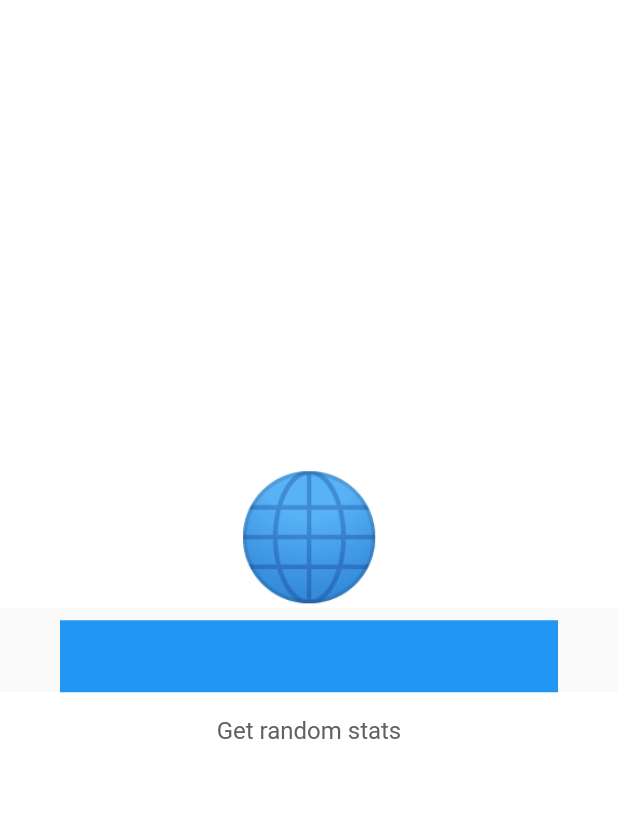
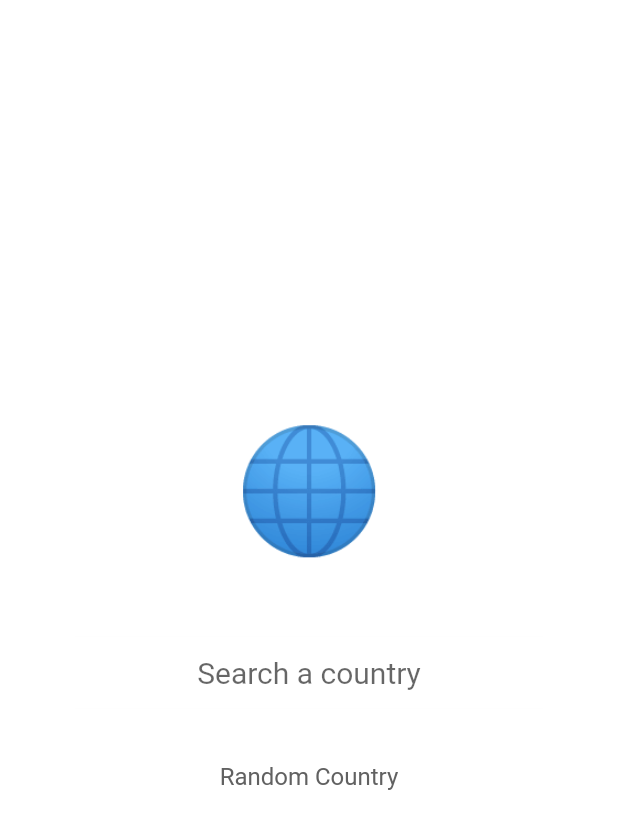
Before and after one commit to PascalGehring/conum, a Flutter app: the screen it shows after launch, on a phone screen of 412 x 824 dp. Shown: the top 829 px of the screen. Run offline on Flutter 3.47's test engine with Material 2 defaults, Android fonts, the light colour scheme and no system bars; drawn by our look-alikes of flutter_typeahead; our stand-ins replace bloc, dartz, data_connection_checker, equatable, flutter_bloc, flutter_spinkit and 2 more.

Commit message:
implemented UI unstable

```diff
--- a/lib/features/country_stats/presentation/bloc/country_stats_bloc.dart
+++ b/lib/features/country_stats/presentation/bloc/country_stats_bloc.dart
@@ -54,6 +54,8 @@ class CountryStatsBloc extends Bloc<CountryStatsEvent, CountryStatsState> {
       yield Loading();
       final failureOrStats = await getRandomCountryStats(NoParams());
       yield* _eitherLoadedOrErrorState(failureOrStats);
+    } else if (event is ResetStateToEmpty) {
+      yield Empty();
     }
   }
 
--- a/lib/features/country_stats/presentation/bloc/country_stats_event.dart
+++ b/lib/features/country_stats/presentation/bloc/country_stats_event.dart
@@ -17,3 +17,5 @@ class GetStatsForConcreteCountry extends CountryStatsEvent {
 }
 
 class GetStatsForRandomCountry extends CountryStatsEvent {}
+
+class ResetStateToEmpty extends CountryStatsEvent {}
--- /dev/null
+++ b/lib/features/country_stats/presentation/pages/home.dart
@@ -0,0 +1,34 @@
+import 'package:conum/features/country_stats/presentation/bloc/country_stats_bloc.dart';
+import 'package:conum/features/country_stats/presentation/pages/country_page.dart';
+import 'package:conum/features/country_stats/presentation/pages/loading.dart';
+import 'package:conum/features/country_stats/presentation/pages/search_page.dart';
+import 'package:flutter/material.dart';
+import 'package:flutter_bloc/flutter_bloc.dart';
+
+import '../../../../injection_container.dart';
+
+class Home extends StatelessWidget {
+  @override
+  BlocProvider<CountryStatsBloc> build(BuildContext context) {
+    return BlocProvider(
+      create: (BuildContext context) => sl<CountryStatsBloc>(),
+      child: BlocBuilder<CountryStatsBloc, CountryStatsState>(
+        // ignore: missing_return
+        builder: (BuildContext context, state) {
+          if (state is Empty) {
+            return SearchPage();
+          } else if (state is Loading) {
+            return LoadingIndicator();
+          } else if (state is Loaded) {
+            return CountryPage(
+              countryStats: state.countryStats,
+              key: key,
+            );
+          } else if (state is Error) {
+            return SearchPage();
+          }
+        },
+      ),
+    );
+  }
+}
--- a/lib/features/country_stats/presentation/pages/search_page.dart
+++ b/lib/features/country_stats/presentation/pages/search_page.dart
@@ -1,3 +1,4 @@
+import 'package:conum/core/constants/countries.dart';
 import 'package:conum/features/country_stats/presentation/bloc/country_stats_bloc.dart';
 import 'package:conum/features/country_stats/presentation/widgets/emoji.dart';
 import 'package:conum/features/country_stats/presentation/widgets/search_bar.dart';
@@ -6,32 +7,66 @@ import 'package:flutter_bloc/flutter_bloc.dart';
 
 import '../../../../injection_container.dart';
 
-class SearchPage extends StatelessWidget {
+class SearchPage extends StatefulWidget {
+  @override
+  _SearchPageState createState() => _SearchPageState();
+}
+
+class _SearchPageState extends State<SearchPage> {
   @override
   Widget build(BuildContext context) {
+    final countryStatsBloc = BlocProvider.of<CountryStatsBloc>(context);
     return Scaffold(
         backgroundColor: Colors.white,
         body: BlocProvider(
           create: (BuildContext context) => sl<CountryStatsBloc>(),
+          child: BlocListener(
+            cubit: countryStatsBloc,
+            listener: (BuildContext context, CountryStatsState state) {
+              if (state is Error) {
+                Scaffold.of(context).showSnackBar(SnackBar(
+                  content: Text(state.message),
+                  backgroundColor: Colors.red,
+                ));
+              }
+              //countryStatsBloc.add(ResetStateToEmpty());
+            },
             child: Column(
               mainAxisAlignment: MainAxisAlignment.center,
               children: [
-              Emoji('🌐'),
-              SearchBar(),
+                Emoji(
+                  '🌐',
+                  size: 80,
+                ),
+                SearchBar(
+                  blocContext: context,
+                ),
                 Padding(
                   padding: const EdgeInsets.all(16.0),
                   child: GestureDetector(
                     onTap: () {
                       print('Random Stats');
+                      dispatchRandom();
                     },
                     child: Text(
-                    'Get random stats',
+                      'Random Country',
                       style: TextStyle(fontSize: 16, color: Colors.grey[700]),
                     ),
                   ),
                 )
               ],
             ),
+          ),
         ));
   }
+
+  void dispatchRandom() {
+    BlocProvider.of<CountryStatsBloc>(context).add(GetStatsForRandomCountry());
   }
+
+  void dispatchConcrete(String str) {
+    print('dispatchedConcrete with $str');
+    BlocProvider.of<CountryStatsBloc>(context)
+        .add(GetStatsForConcreteCountry(str));
+  }
+}
--- a/lib/features/country_stats/presentation/widgets/emoji.dart
+++ b/lib/features/country_stats/presentation/widgets/emoji.dart
@@ -2,14 +2,15 @@ import 'package:flutter/material.dart';
 
 class Emoji extends StatelessWidget {
   final String emojiHex;
+  final double size;
 
-  Emoji(this.emojiHex);
+  Emoji(this.emojiHex, {@required this.size});
 
   @override
   Widget build(BuildContext context) {
     return Text(
       emojiHex,
-      style: TextStyle(fontSize: 80),
+      style: TextStyle(fontSize: size),
     );
   }
 }
--- a/lib/features/country_stats/presentation/widgets/search_bar.dart
+++ b/lib/features/country_stats/presentation/widgets/search_bar.dart
@@ -1,14 +1,47 @@
+import 'package:conum/core/constants/countries.dart';
+import 'package:conum/core/util/get_suggestions.dart';
+import 'package:conum/features/country_stats/presentation/bloc/country_stats_bloc.dart';
+import 'package:conum/features/country_stats/presentation/pages/country_page.dart';
 import 'package:flutter/material.dart';
+import 'package:flutter_bloc/flutter_bloc.dart';
+import 'package:flutter_typeahead/flutter_typeahead.dart';
 
-class SearchBar extends StatelessWidget {
+class SearchBar extends StatefulWidget {
+  final BuildContext blocContext;
+
+  const SearchBar({Key key, @required this.blocContext}) : super(key: key);
+  @override
+  _SearchBarState createState() => _SearchBarState();
+}
+
+class _SearchBarState extends State<SearchBar> {
+  final controller = TextEditingController();
+  String inputString;
+
   @override
   Widget build(BuildContext context) {
-    return Material(
-      child: Padding(
-        padding: const EdgeInsets.fromLTRB(40, 8, 40, 0),
-        child: TextField(
+    return Padding(
+      padding: const EdgeInsets.fromLTRB(50.0, 50.0, 50.0, 20),
+      child: Material(
+        elevation: 0,
+        child: TypeAheadField(
+          textFieldConfiguration: TextFieldConfiguration(
+            onChanged: (val) {
+              inputString = val;
+            },
+            onSubmitted: (val) {
+              dispatchConcrete(val);
+            },
+            controller: controller,
+            textCapitalization: TextCapitalization.sentences,
+            textAlign: TextAlign.center,
+            autofocus: false,
+            style: DefaultTextStyle.of(context)
+                .style
+                .copyWith(fontStyle: FontStyle.normal, fontSize: 20),
             decoration: InputDecoration(
-            fillColor: Colors.blue,
+              hintText: 'Search a country',
+              fillColor: Colors.white,
               filled: true,
               border: InputBorder.none,
               focusedBorder: InputBorder.none,
@@ -17,9 +50,39 @@ class SearchBar extends StatelessWidget {
               disabledBorder: InputBorder.none,
             ),
           ),
+          suggestionsCallback: (str) {
+            return _getSuggestions(str);
+          },
+          itemBuilder: (context, suggestion) {
+            return Text(
+              '$suggestion 🇰🇼',
+              style: TextStyle(fontSize: 25),
+            );
+          },
+          onSuggestionSelected: (suggestion) {
+            print(suggestion);
+            dispatchConcrete(suggestion);
+          },
+        ),
       ),
     );
   }
+
+  void dispatchConcrete(String str) {
+    BlocProvider.of<CountryStatsBloc>(widget.blocContext)
+        .add(GetStatsForConcreteCountry(str));
+  }
 }
 
+_getSuggestions(String str) {
+  List<dynamic> countries = Constants.countries;
+
+  List<dynamic> suggestionsList = countries
+      .where((element) => element.toLowerCase().startsWith(str.toLowerCase()))
+      .toList();
+
+  return suggestionsList;
+}
+
+
 //OutlineInputBorder(borderRadius: BorderRadius.circular(25)),
--- a/lib/main.dart
+++ b/lib/main.dart
@@ -1,4 +1,6 @@
+import 'package:conum/features/country_stats/presentation/pages/home.dart';
 import 'package:conum/features/country_stats/presentation/pages/search_page.dart';
+import 'package:flutter/cupertino.dart';
 import 'package:flutter/material.dart';
 import 'injection_container.dart' as di;
 
@@ -12,9 +14,13 @@ void main() async {
 class MyApp extends StatelessWidget {
   @override
   Widget build(BuildContext context) {
-    return MaterialApp(
-      title: 'CoNum',
-      home: SearchPage(),
+    return CupertinoApp(
+      localizationsDelegates: <LocalizationsDelegate<dynamic>>[
+        DefaultMaterialLocalizations.delegate,
+        DefaultWidgetsLocalizations.delegate,
+        DefaultCupertinoLocalizations.delegate,
+      ],
+      home: Home(),
     );
   }
 }
--- a/pubspec.yaml
+++ b/pubspec.yaml
@@ -26,6 +26,10 @@ dependencies:
   http: ^0.12.0+2
   # Local cache
   shared_preferences: ^0.5.3+4
+  # SearchBar Autocomplete Propostions
+  flutter_typeahead: ^2.0.0
+  # Loading Indicator
+  flutter_spinkit: "^4.1.2"
 
 dev_dependencies:
   flutter_test:
```
Also changed, not shown: lib/core/util/get_suggestions.dart (added, +17 -0 lines), lib/features/country_stats/presentation/bloc/nav_cubit.dart (added, +10 -0 lines), lib/features/country_stats/presentation/pages/country_page.dart (added, +135 -0 lines), lib/features/country_stats/presentation/pages/loading.dart (added, +14 -0 lines), pubspec.lock, 1 other file. Lines whose indentation alone changed are shown as unchanged.
